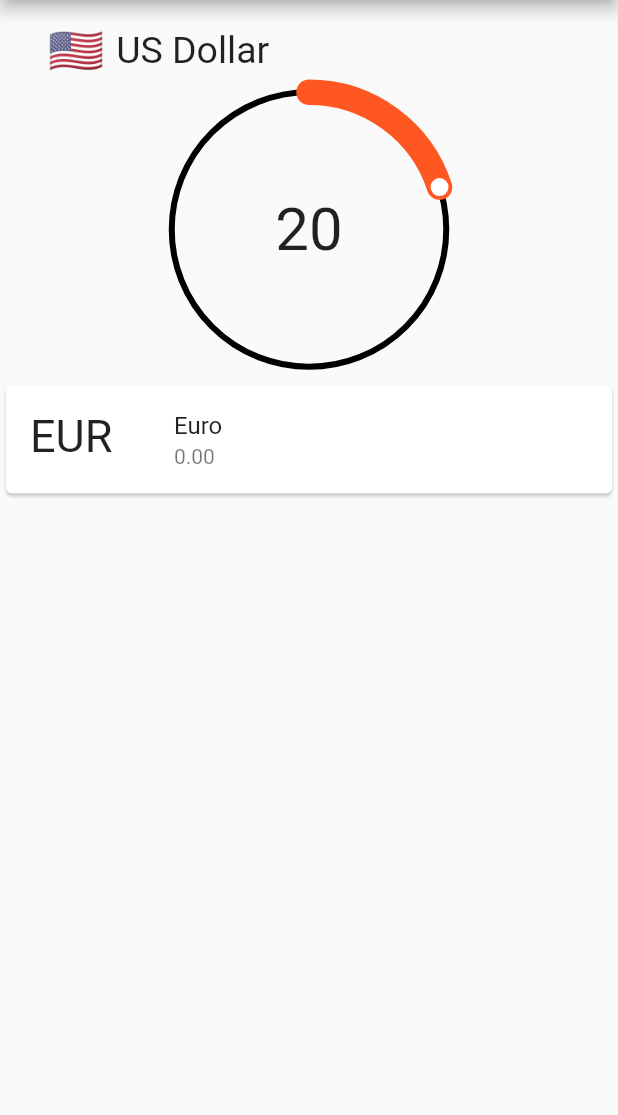
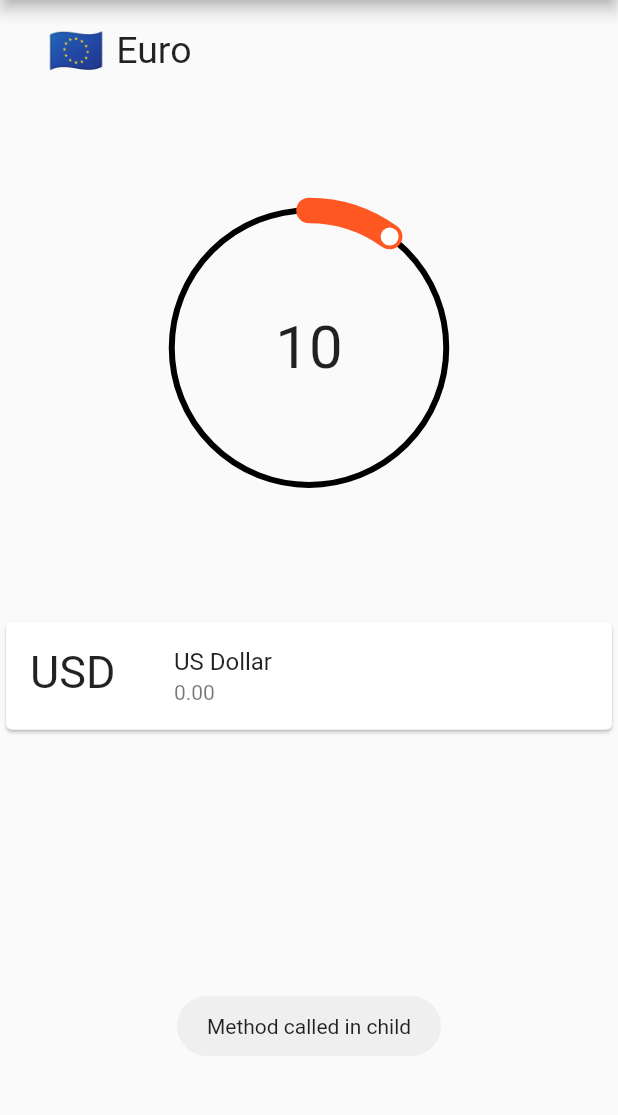
Before and after one commit to jurgenizer/dough, a Flutter app: the screen it shows after launch, after a tap on the "favorite" icon, after a tap on "USD", on a phone screen of 412 x 824 dp, the part 84-1199 px from its top. Run offline on Flutter 3.47's test engine with Material 2 defaults, Android fonts, the phone set to English and light mode, and no system bars; drawn by our look-alikes of sleek_circular_slider; our stand-ins replace fluttertoast, get_it, shared_preferences; network calls fail.

Commit message:
can call method in parent and child widget now

```diff
--- a/dough/lib/ui/views/calculate_screen.dart
+++ b/dough/lib/ui/views/calculate_screen.dart
@@ -36,22 +36,10 @@ import 'dart:math';
 import 'choose_favorites.dart';
 import 'package:sleek_circular_slider/sleek_circular_slider.dart';
 
-class CircularSliderViewModel {
-  final List<Color> pageColors;
-  final CircularSliderAppearance appearance;
-  final double min;
-  final double max;
-  final double value;
-  final InnerWidget innerWidget;
+import 'package:dough/ui/widgets/circular_slider.dart';
+import 'package:fluttertoast/fluttertoast.dart';
 
-  CircularSliderViewModel(
-      {@required this.pageColors,
-      @required this.appearance,
-      this.min = 0,
-      this.max = 100,
-      this.value = 50,
-      this.innerWidget});
-}
+
 
 class CalculateCurrencyScreen extends StatefulWidget {
   @override
@@ -61,7 +49,7 @@ class CalculateCurrencyScreen extends StatefulWidget {
 
 class _CalculateCurrencyScreenState extends State<CalculateCurrencyScreen> {
   CalculateScreenViewModel model = serviceLocator<CalculateScreenViewModel>();
- MyObject _object;
+   final GlobalKey<CircularSliderState> _key = GlobalKey();
   int _currentValue = 0;
 
   void _generateNewCurrentValue() {
@@ -90,6 +78,8 @@ class _CalculateCurrencyScreenState extends State<CalculateCurrencyScreen> {
     });
   }
 
+  methodInParent() => Fluttertoast.showToast(msg: "Method called in parent", gravity: ToastGravity.CENTER);
+
   @override
   Widget build(BuildContext context) {
     return ChangeNotifierProvider<CalculateScreenViewModel>(
@@ -117,64 +107,34 @@ class _CalculateCurrencyScreenState extends State<CalculateCurrencyScreen> {
             mainAxisAlignment: MainAxisAlignment.spaceEvenly,
             children: <Widget>[
               baseCurrencyTitle(model),
-              baseCurrencyCircularSlider(),
+            //  baseCurrencyCircularSlider(),
+
+
+            //      child: Text("Call method in child"),
+            //      onPressed: () => _key.currentState.methodInChild(), // calls method in child
+
+            Expanded(
+              child: CircularSlider(
+                key: _key,
+                function: methodInParent,
+              ),
+            ),
+
+
+
+
               quoteCurrencyList(model),
             ],
           ),
         ),
       ),
     );
+
+
+
   }
 
-// Sleek circular slider
 
-  CircularSliderAppearance sliderAppearance = CircularSliderAppearance(
-      customWidths: CustomSliderWidths(
-          trackWidth: 4, progressBarWidth: 17, handlerSize: 6, shadowWidth: 0),
-      customColors: CustomSliderColors(
-        trackColor: Colors.black,
-        progressBarColor: Colors.deepOrange,
-      ),
-      infoProperties: InfoProperties(
-          mainLabelStyle: TextStyle(
-            fontSize: 40.0,
-          ),
-          modifier: (double value) {
-            final baseMonetaryValue = value.toInt();
-            return '$baseMonetaryValue';
-          }),
-      startAngle: 270,
-      angleRange: 360,
-      size: 200.0,
-      animationEnabled: true);
-
-  Widget baseCurrencyCircularSlider() {
-    return Container(
-      child: SleekCircularSlider(
-        min: 0,
-        max: 100,
-        initialValue: _currentValue.toDouble(),
-        appearance: sliderAppearance,
-        onChange: (double value) {
-          // callback providing a value while its being changed (with a pan gesture)
-          print('onChange value = $value');
-          // _updateModel(value);
-        },
-        onChangeStart: (double startValue) {
-          // callback providing a starting value (when a pan gesture starts)
-          print('onChange startValue = $startValue');
-          //_updateModel(startValue);
-
-        },
-        onChangeEnd: (double endValue) {
-          // callback providing an ending value (when a pan gesture ends)
-          print('onChangeEnd endValue = $endValue');
-          _updateModel(endValue);
-
-        },
-      ),
-    );
-  }
 
   Padding baseCurrencyTitle(CalculateScreenViewModel model) {
     return Padding(
@@ -214,8 +174,9 @@ class _CalculateCurrencyScreenState extends State<CalculateCurrencyScreen> {
               subtitle: Text(model.quoteCurrencies[index].amount),
               onTap: () {
                 model.setNewBaseCurrency(index);
+               _key.currentState.methodInChild(); // calls method in child
 
-                _generateNewCurrentValue();
+                //_generateNewCurrentValue();
               },
             ),
           );
--- /dev/null
+++ b/dough/lib/ui/widgets/circular_slider.dart
@@ -0,0 +1,77 @@
+import 'package:flutter/material.dart';
+
+
+import 'dart:math';
+
+import 'package:sleek_circular_slider/sleek_circular_slider.dart';
+import 'package:fluttertoast/fluttertoast.dart';
+
+class CircularSlider extends StatefulWidget {
+  final Function function;
+
+
+
+
+  CircularSlider({Key key, this.function}) : super(key: key);
+
+  @override
+  CircularSliderState createState() => CircularSliderState();
+}
+
+class CircularSliderState extends State<CircularSlider> {
+
+final sliderAppearance = CircularSliderAppearance(
+      customWidths: CustomSliderWidths(
+          trackWidth: 4, progressBarWidth: 17, handlerSize: 6, shadowWidth: 0),
+      customColors: CustomSliderColors(
+        trackColor: Colors.black,
+        progressBarColor: Colors.deepOrange,
+      ),
+      infoProperties: InfoProperties(
+          mainLabelStyle: TextStyle(
+            fontSize: 40.0,
+          ),
+          modifier: (double value) {
+            final baseMonetaryValue = value.toInt();
+            return '$baseMonetaryValue';
+          }),
+      startAngle: 270,
+      angleRange: 360,
+      size: 200.0,
+      animationEnabled: true);
+
+
+  @override
+  Widget build(BuildContext context) {
+    return Container(
+
+      alignment: Alignment.center,
+      child: SleekCircularSlider(
+        min: 0,
+        max: 100,
+        initialValue: 10,//_currentValue.toDouble(),
+        appearance: sliderAppearance,
+        onChange: (double value) {
+          // callback providing a value while its being changed (with a pan gesture)
+          print('onChange value = $value');
+          // _updateModel(value);
+        },
+        onChangeStart: (double startValue) {
+          // callback providing a starting value (when a pan gesture starts)
+          print('onChange startValue = $startValue');
+          //_updateModel(startValue);
+
+        },
+        onChangeEnd: (double endValue) {
+          // callback providing an ending value (when a pan gesture ends)
+          print('onChangeEnd endValue = $endValue');
+          //_updateModel(endValue);
+        widget.function();// calls method in parent
+
+        },
+      ),
+    );
+  }
+
+  methodInChild() => Fluttertoast.showToast(msg: "Method called in child");
+}
--- a/dough/pubspec.yaml
+++ b/dough/pubspec.yaml
@@ -26,6 +26,8 @@ dependencies:
   get_it: ^4.0.1
   provider: ^4.0.5
   sleek_circular_slider: ^1.1.0
+  fluttertoast: ^4.0.0
+
 
 
   # The following adds the Cupertino Icons font to your application.
```
Also changed, not shown: dough/pubspec.lock.
